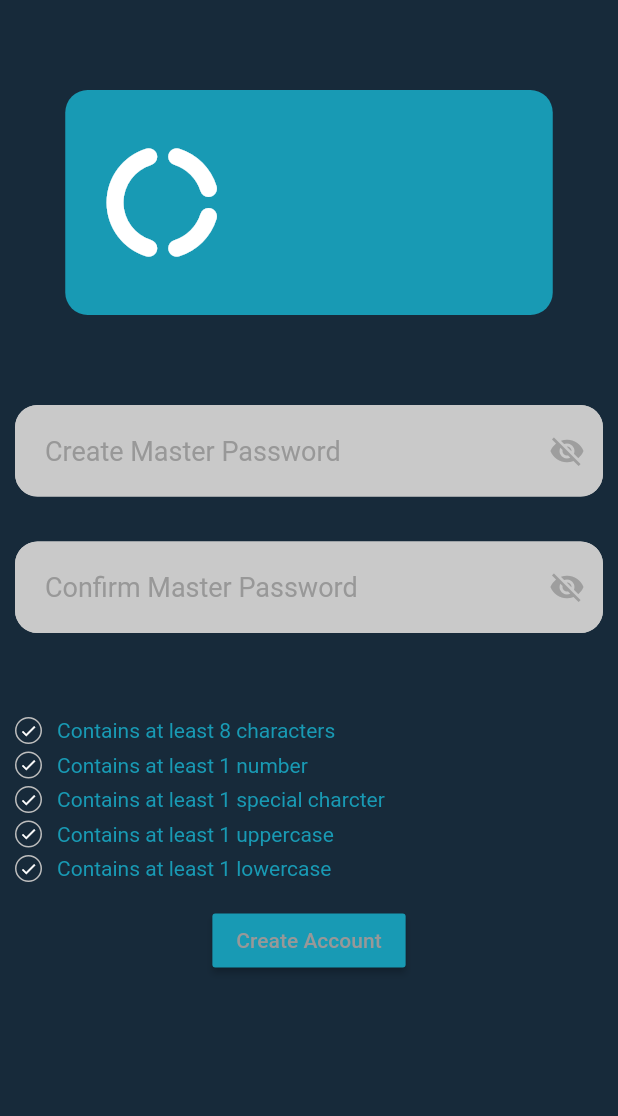
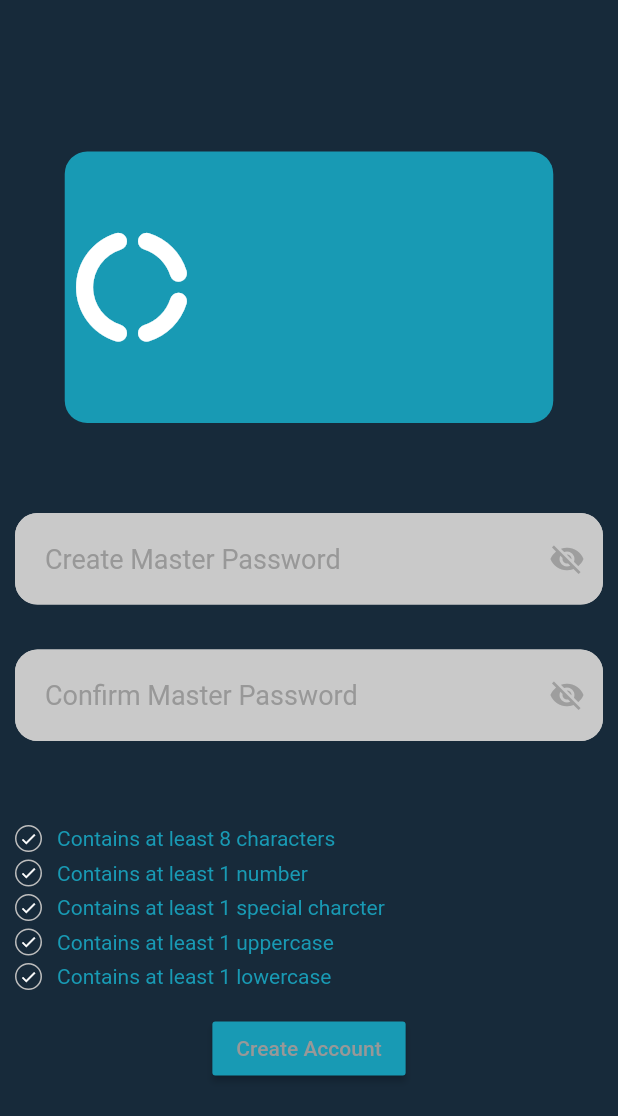
Before and after one commit to kevin-gonzalez16/TrueVault, a Flutter app: the MainScreen screen opened directly, after a tap on "Logout", after a tap on "Register", on a phone screen of 412 x 824 dp. Shown: the top 1116 px of the screen. Run offline on Flutter 3.47's test engine with Material 2 defaults, Android fonts, the phone set to English and light mode, and no system bars; missing offline and left inert: encrypt.

Commit message:
Fixed aspect ratio on screens

```diff
--- a/lib/screens/edit_record.dart
+++ b/lib/screens/edit_record.dart
@@ -59,7 +59,7 @@
               ),
             ),
             Container(
-                width: 325.0,
+                width: phoneWidth/1.265,
                 height: phoneHeight / 1.3,
                 decoration: const BoxDecoration(
                   borderRadius: BorderRadius.all(Radius.circular(15)),
--- a/lib/screens/landing_screen.dart
+++ b/lib/screens/landing_screen.dart
@@ -11,19 +11,23 @@
 }
 
 class _LandingScreenState extends State<LandingScreen> {
+
   @override
   Widget build(BuildContext context) {
+    double phoneWidth = MediaQuery.of(context).size.width; //411
+    double phoneHeight = MediaQuery.of(context).size.height; //683
     return Scaffold(
         resizeToAvoidBottomInset: false, // set it to false
         backgroundColor: const Color.fromRGBO(23, 42, 58, 1.0),
         body: Center(
             child: Column(
+              mainAxisAlignment: MainAxisAlignment.center,
               children: [
                 Padding(
-                  padding: const EdgeInsets.fromLTRB(0,50,0,0),
+                  padding: const EdgeInsets.fromLTRB(0,0,0,0),
                   child: Container(
-                      width: 325.0,
-                      height: 150.0,
+                      width: phoneWidth/1.265,
+                      height: phoneHeight/4.55,
                       decoration: const BoxDecoration(
                         borderRadius: BorderRadius.all(Radius.circular(15)),
                         color: Color(0xff189AB4),
@@ -31,11 +35,11 @@
                       child: Align(
                           alignment: Alignment.centerLeft,
                           child: Row(
-                            children: const [
+                            children: [
                               Icon(
                                 Icons.donut_large_rounded,
                                 color: Colors.white,
-                                size: 90.0,
+                                size: phoneWidth/4.56,
                               ),
                             ],
                           )
--- a/lib/screens/main_screen.dart
+++ b/lib/screens/main_screen.dart
@@ -19,6 +19,8 @@
 class _MainScreenState extends State<MainScreen> {
   @override
   Widget build(BuildContext context) {
+    double phoneWidth = MediaQuery.of(context).size.width; //411
+    double phoneHeight = MediaQuery.of(context).size.height; //683
     return Scaffold(
         resizeToAvoidBottomInset: false, // set it to false
         backgroundColor: const Color.fromRGBO(23, 42, 58, 1.0),
@@ -44,8 +46,8 @@
               ],
             ),
             Container(
-                width: 325.0,
-                height: 125.0,
+                width: phoneWidth/1.265,
+                height: phoneHeight/4.55,
                 decoration: const BoxDecoration(
                   borderRadius: BorderRadius.all(Radius.circular(15)),
                   color: Color(0xff189AB4),
@@ -60,7 +62,7 @@
                         Icon(
                           Icons.donut_large_rounded,
                           color: Colors.white,
-                          size: 90.0,
+                          size: phoneWidth/4.56,
                         ),
                       ],
                     ))),
@@ -70,8 +72,8 @@
               height: 40.0,
             ),
             Container(
-              width: 290.0,
-              height: 60.0,
+              width: phoneWidth/1.417,
+              height: phoneHeight/11.383,
               decoration: const BoxDecoration(
                 borderRadius: BorderRadius.all(Radius.circular(50)),
                 color: Color(0xff189AB4),
@@ -89,8 +91,8 @@
                       width: 65.0,
                     ),
                     SizedBox(
-                        height: 60,
-                        width: 220,
+                        height: phoneHeight/11.383,
+                        width: phoneWidth/1.868,
                         child: TextButton(
                           key: const Key("new-database-button"),
                           style: ButtonStyle(
@@ -156,8 +158,8 @@
                       width: 65.0,
                     ),
                     SizedBox(
-                        height: 60,
-                        width: 220,
+                        height: phoneHeight/11.383,
+                        width: phoneWidth/1.868,
                         child: TextButton(
                           key: const Key("choose-database-button"),
                           style: ButtonStyle(
@@ -220,8 +222,8 @@
                       width: 65.0,
                     ),
                     SizedBox(
-                        height: 60,
-                        width: 220,
+                        height: phoneHeight/11.383,
+                        width: phoneWidth/1.868,
                         child: TextButton(
                           key: const Key("delete-database-button"),
                           style: ButtonStyle(
--- a/lib/screens/new_record_form.dart
+++ b/lib/screens/new_record_form.dart
@@ -54,7 +54,7 @@
               ),
             ),
             Container(
-                width: 325.0,
+                width: phoneWidth/1.265,
                 height: phoneHeight / 1.3,
                 decoration: const BoxDecoration(
                   borderRadius: BorderRadius.all(Radius.circular(15)),
--- a/lib/screens/register_screen.dart
+++ b/lib/screens/register_screen.dart
@@ -63,18 +63,18 @@
 
   @override
   Widget build(BuildContext context) {
+    double phoneWidth = MediaQuery.of(context).size.width; //411
+    double phoneHeight = MediaQuery.of(context).size.height; //683
     return Scaffold(
         resizeToAvoidBottomInset: false, // set it to false
         backgroundColor: const Color.fromRGBO(23, 42, 58, 1.0),
         body: Center(
             child: Column(
+              mainAxisAlignment: MainAxisAlignment.center,
           children: [
             Container(
-              height: 60.0,
-            ),
-            Container(
-                width: 325.0,
-                height: 150.0,
+                width: phoneWidth/1.265,
+                height: phoneHeight/4.55,
                 decoration: const BoxDecoration(
                   borderRadius: BorderRadius.all(Radius.circular(15)),
                   color: Color(0xff189AB4),
@@ -83,13 +83,10 @@
                     alignment: Alignment.centerLeft,
                     child: Row(
                       children: [
-                        Container(
-                          width: 20.0,
-                        ),
                         Icon(
                           Icons.donut_large_rounded,
                           color: Colors.white,
-                          size: 90.0,
+                          size: phoneWidth/4.56,
                         ),
                       ],
                     ))),
@@ -132,9 +129,6 @@
                 ),
               ),
             ),
-            // Container(
-            //   height: 30.0,
-            // ),
             Padding(
               padding: const EdgeInsets.fromLTRB(10,0,10,10),
               child: TextField(
```
Also changed, not shown: lib/screens/choose_database_screen.dart (+4 -4 lines), lib/screens/create_database_screen.dart (+6 -7 lines), lib/screens/delete_database_screen.dart (+4 -4 lines), lib/screens/generate_password_dialog.dart (+6 -4 lines), lib/screens/login_screen.dart (+6 -6 lines), lib/screens/view_database_screen.dart (+13 -8 lines), lib/screens/view_record.dart (+11 -14 lines), 1 other file.
